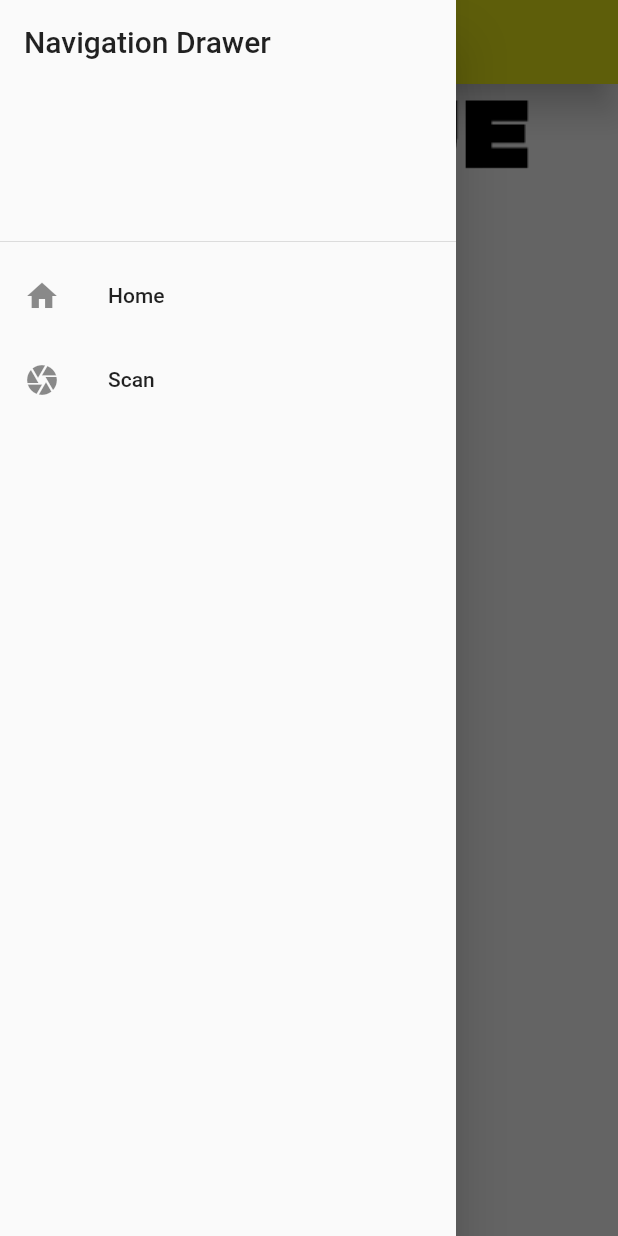
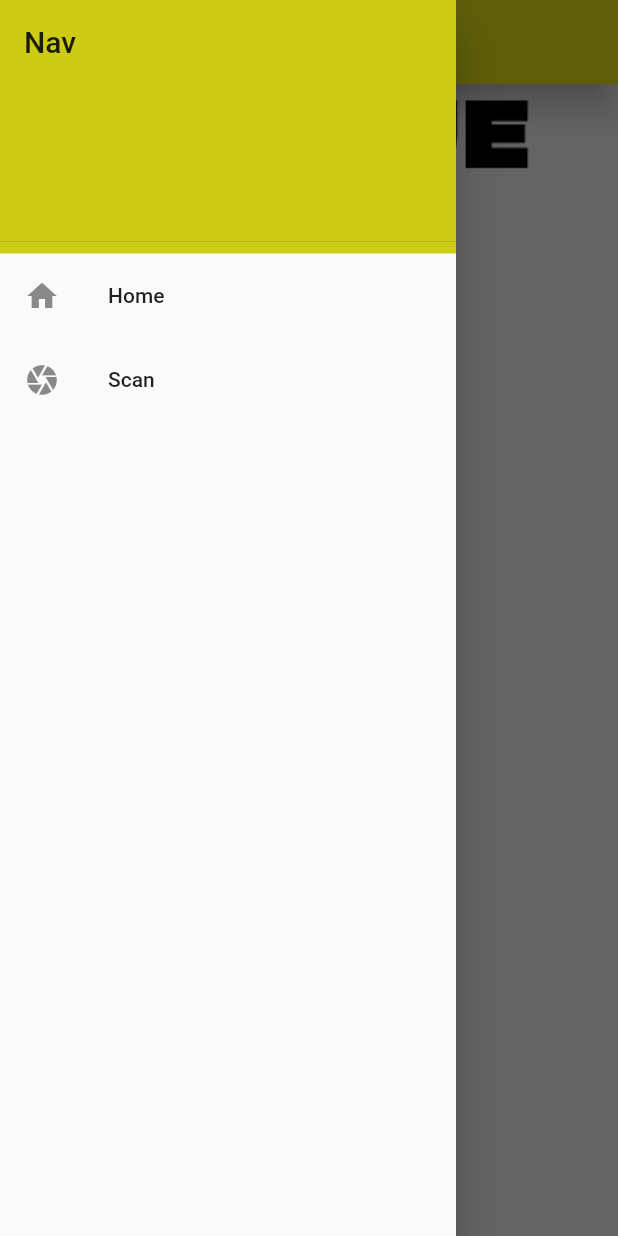
Before and after one commit to Psotoc112/ResidueAlarm, a Flutter app: the screen it shows after launch, with the side drawer open, on a phone screen of 412 x 824 dp. Run offline on Flutter 3.47's test engine with Material 2 defaults, Android fonts, the phone set to English and light mode, and no system bars.

Commit message:
Nav bar color

```diff
--- a/residue_alarm/lib/drawer.dart
+++ b/residue_alarm/lib/drawer.dart
@@ -10,10 +10,10 @@ Widget createDrawer(BuildContext context) {
     padding: EdgeInsets.zero,
     children: <Widget>[
       Container(
-        color: Theme.of(context).canvasColor,
+        color: COLOR_GREEN,
         child: DrawerHeader(
           child: Text(
-            'Navigation Drawer',
+            'Nav',
             style: TextStyle(
               fontSize: 20,
             ),
```
